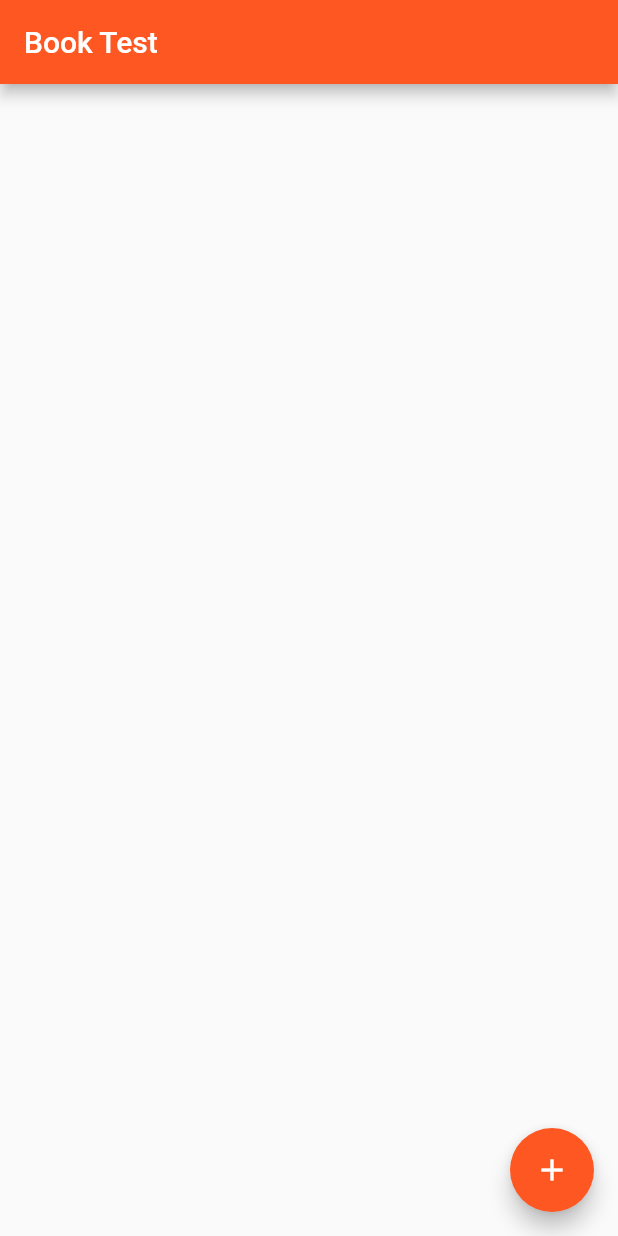
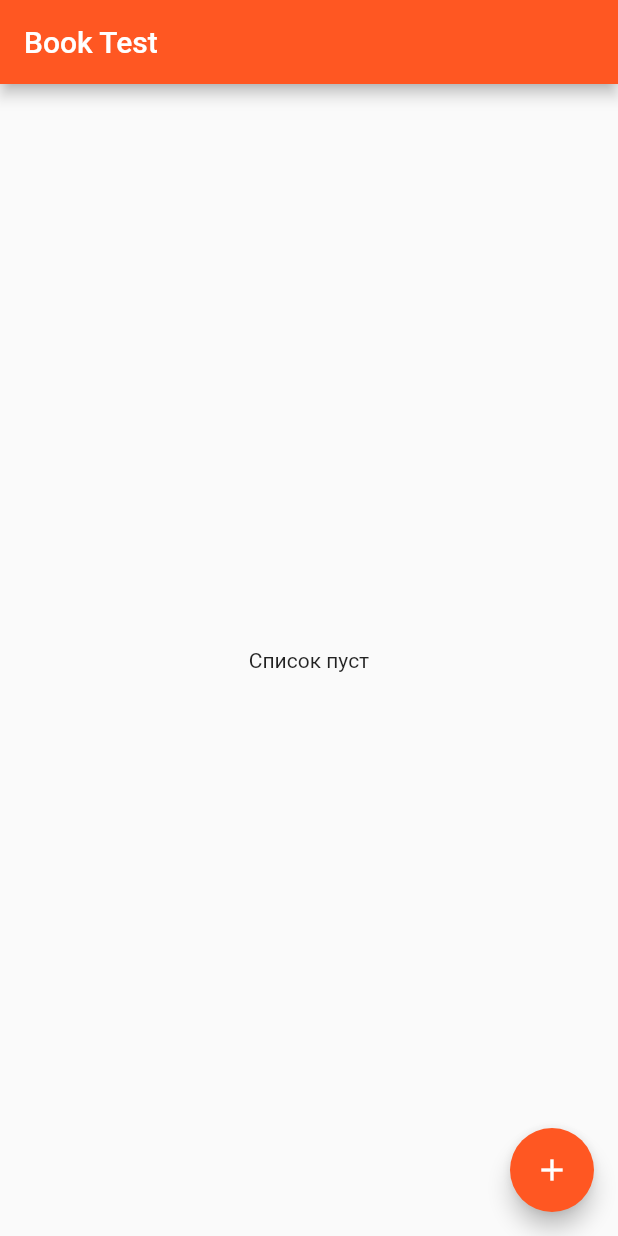
Before and after one commit to qwert2603/book_test, a Flutter app: the screen it shows after launch, on a phone screen of 412 x 824 dp. Run offline on Flutter 3.47's test engine with Material 2 defaults, Android fonts, the phone set to English and light mode, and no system bars.

Commit message:
empty list message

```diff
--- a/lib/screens/books_list.dart
+++ b/lib/screens/books_list.dart
@@ -21,6 +21,11 @@ class BooksListScreen extends StatelessWidget {
             );
           }
           final booksList = snapshot.data;
+          if(booksList.isEmpty) {
+            return Center(
+              child: Text("Список пуст"),
+            );
+          }
           return ListView.builder(
             itemBuilder: (context, i) => BookItem(
               book: booksList[i],
```
